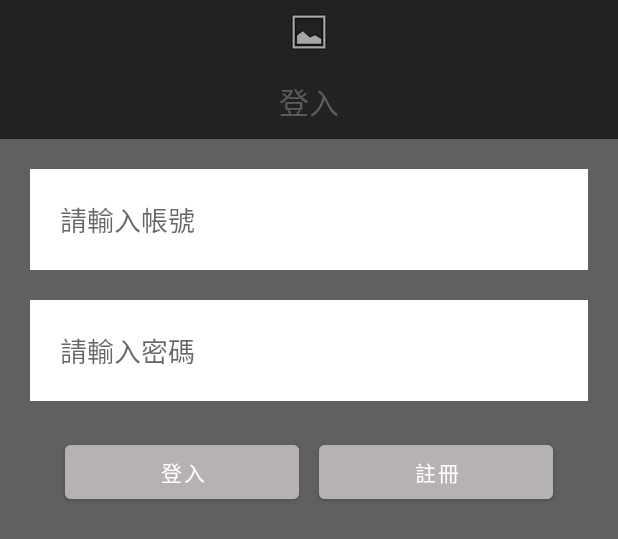
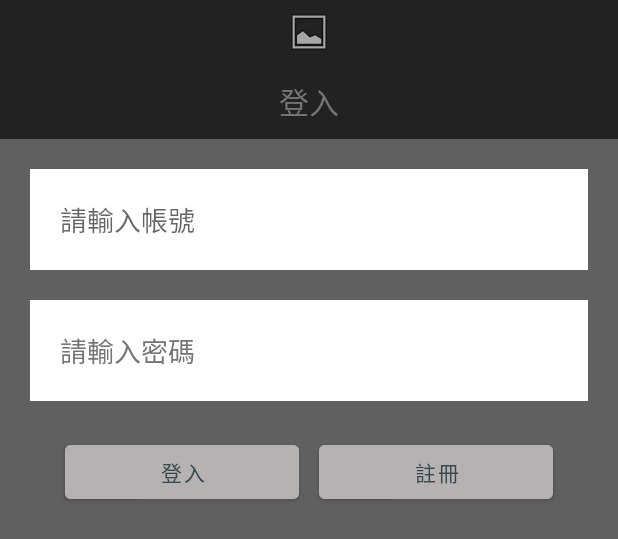
Before and after one commit to C109118205/CarGuide, an Android app: the layout fragment_login.xml on its own in the app's theme, with its tools: preview values and no code run, on a phone screen of 412 x 824 dp. Shown: the top 539 px of the screen. Run offline under Robolectric (Android 15) with nearby library versions, the light colour scheme and no system bars.

Commit message:
Add LoginFragment

```diff
--- a/app/src/main/AndroidManifest.xml
+++ b/app/src/main/AndroidManifest.xml
@@ -28,7 +28,7 @@
         android:requestLegacyExternalStorage="true">
         <meta-data
             android:name="com.google.android.geo.API_KEY"
-            android:value="*" />
+            android:value="AIzaSyASPsy3QstZyHSvrKCoXeFw0uLVp5t8-cY" />
 
         <activity android:name=".CameraActivity"/>
 
@@ -46,7 +46,7 @@
 
             <meta-data
                 android:name="android.app.lib_name"
-                android:value="AIzaSyASPsy3QstZyHSvrKCoXeFw0uLVp5t8-cY" />
+                android:value="" />
 
 
         </activity>
--- a/app/src/main/res/layout/login.xml
+++ b/app/src/main/res/layout/fragment_login.xml
@@ -1,8 +1,11 @@
 <?xml version="1.0" encoding="utf-8"?>
 <LinearLayout xmlns:android="http://schemas.android.com/apk/res/android"
     xmlns:app="http://schemas.android.com/apk/res-auto"
+    xmlns:tools="http://schemas.android.com/tools"
     android:layout_width="match_parent"
-    android:layout_height="match_parent">
+    android:layout_height="match_parent"
+    tools:context=".LoginFragment">
+
 
     <LinearLayout
         android:layout_width="match_parent"
@@ -22,11 +25,11 @@
             android:layout_width="match_parent"
             android:layout_height="wrap_content"
             android:layout_gravity="center"
+            android:layout_margin="10dp"
             android:gravity="center"
-            android:textSize="20dp"
-            android:layout_margin="10dp"
-            android:textColor="@color/login_text"
-            android:text="登入" />
+            android:text="登入"
+            android:textColor="#757575"
+            android:textSize="20dp" />
 
         <LinearLayout
             android:layout_width="match_parent"
@@ -50,12 +53,13 @@
                 android:id="@+id/editTextTextPassword"
                 android:layout_width="match_parent"
                 android:layout_height="wrap_content"
-                android:ems="10"
-                android:padding="20dp"
                 android:layout_margin="10dp"
                 android:background="@color/login_white"
+                android:ems="10"
                 android:hint="請輸入密碼"
-                android:inputType="textPassword" />
+                android:inputType="textPassword"
+                android:padding="20dp"
+                android:textColorHint="#757575" />
 
             <LinearLayout
                 android:layout_width="match_parent"
@@ -69,19 +73,21 @@
                     android:id="@+id/button"
                     android:layout_width="wrap_content"
                     android:layout_height="wrap_content"
+                    android:layout_margin="10px"
                     android:layout_weight="1"
                     android:backgroundTint="@color/login_button_gray"
-                    android:layout_margin="10px"
-                    android:text="登入" />
+                    android:text="@string/login"
+                    android:textColor="#37474F" />
 
                 <Button
                     android:id="@+id/button2"
                     android:layout_width="wrap_content"
                     android:layout_height="wrap_content"
+                    android:layout_margin="10px"
                     android:layout_weight="1"
                     android:backgroundTint="@color/login_button_gray"
-                    android:layout_margin="10px"
-                    android:text="註冊" />
+                    android:text="@string/register"
+                    android:textColor="#37474F" />
             </LinearLayout>
         </LinearLayout>
     </LinearLayout>
--- a/app/src/main/res/values/strings.xml
+++ b/app/src/main/res/values/strings.xml
@@ -17,6 +17,7 @@
     <string name="todo">TODO</string>
     <string name="google_map">google_map</string>
     <string name="Call_fragment_label">Call_fragment_label</string>
+    <string name="Login_fragment_label">Login_fragment_label</string>
     <string name="strike1">拍攝撞擊點</string>
     <string name="strike2">拍攝車前方</string>
     <string name="strike3">拍攝車後方</string>
@@ -26,4 +27,9 @@
     <string name="call_119">119</string>
     <string name="call_110">110</string>
     <string name="next_call">下一步</string>
+    <string name="button_start_guide">車輛引導</string>
+    <string name="button_login">登入</string>
+    <string name="login">登入</string>
+    <string name="register">註冊</string>
+
 </resources>
```
Also changed, not shown: app/src/main/java/com/example/carguide/HomeFragment.java (+10 -7 lines), app/src/main/java/com/example/carguide/LoginFragment.java (added, +35 -0 lines), app/src/main/res/layout/fragment_home.xml (+19 -2 lines), app/src/main/res/navigation/nav_graph.xml (+12 -3 lines).
